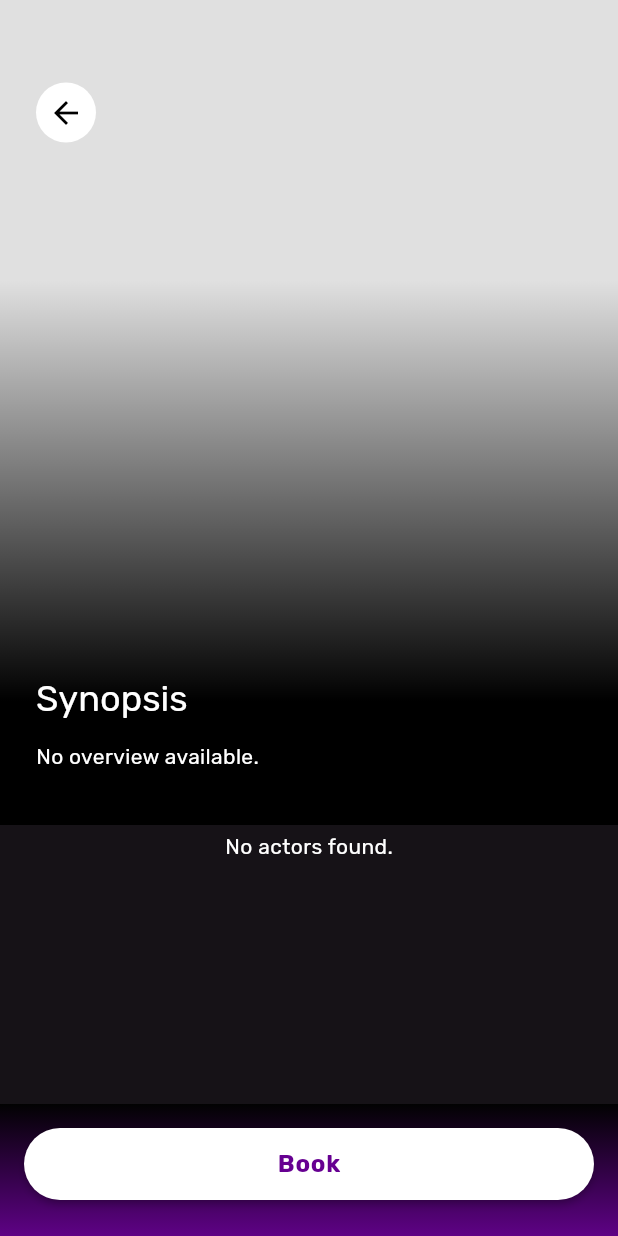
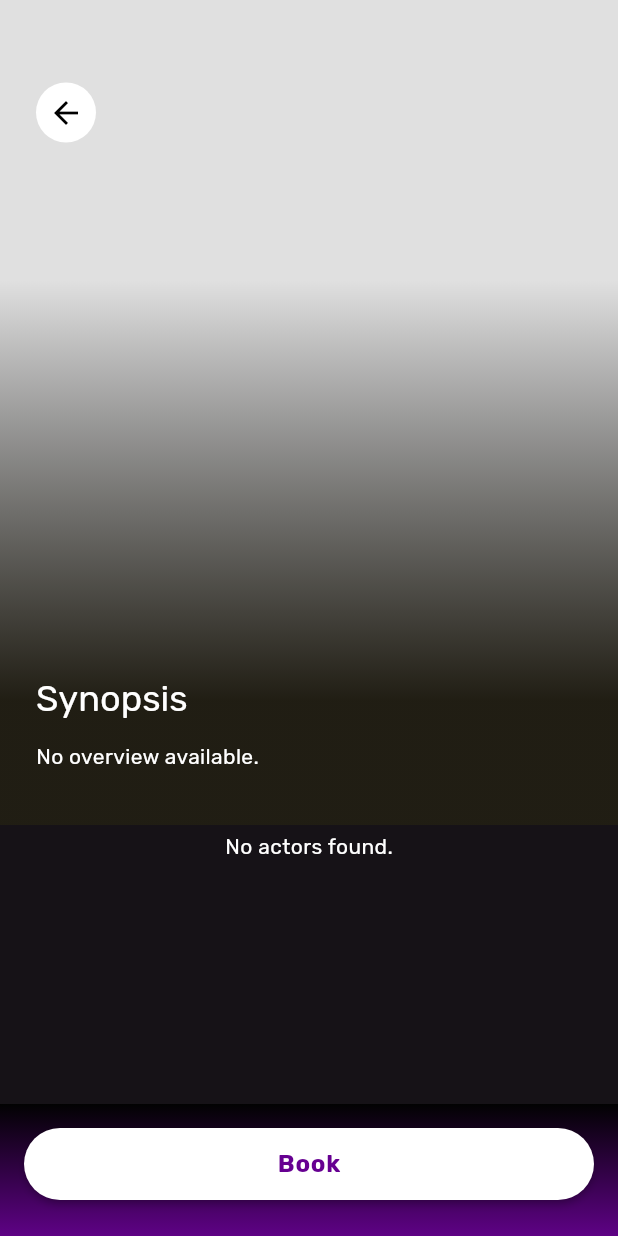
Before and after one commit to Padillahirpan/flutter-movie-base, a Flutter app: the MovieDetailPage screen opened directly with empty values, on a phone screen of 412 x 824 dp. Run offline on Flutter 3.47's test engine with Material 3 defaults, Android fonts, the light colour scheme and no system bars; our stand-ins replace cloud_firestore, dio, firebase_auth, firebase_core, firebase_storage, flutter_riverpod and 4 more; accounts and stored records are empty; generated files the repository leaves out were written again; network calls fail.

Commit message:
feat: update detail page

```diff
--- a/lib/presentation/pages/movie_detail_page/movie_detail_page.dart
+++ b/lib/presentation/pages/movie_detail_page/movie_detail_page.dart
@@ -3,9 +3,9 @@ import 'package:flutter/material.dart';
 import 'package:flutter_riverpod/flutter_riverpod.dart';
 import 'package:movie_app/domain/entities/movie.dart';
 import 'package:movie_app/domain/entities/movie_detail.dart';
+import 'package:movie_app/presentation/misc/constants.dart';
 import 'package:movie_app/presentation/misc/methods.dart';
 import 'package:movie_app/presentation/providers/router/router_provider.dart';
-
 import '../../providers/movie/movie_detail_provider.dart';
 import '../../widgets/adaptive_back_button.dart';
 import 'methods/book_button.dart';
@@ -121,12 +121,6 @@ class _MovieDetailPageState extends ConsumerState<MovieDetailPage> {
               },
             ),
           ),
-          // Padding(
-          //   padding: EdgeInsetsGeometry.all(16.0),
-          //   child: Text(
-          //     "${movieDetail.value?.overview ?? 'No overview available.'}",
-          //   ),
-          // ),
         ],
       ),
     );
@@ -191,7 +185,10 @@ class _Gradient extends StatelessWidget {
           begin: Alignment.topCenter,
           end: Alignment(0, 0.7),
           stops: const [0.4, 1.0],
-          colors: const [Colors.transparent, Colors.black],
+          colors: [
+            Colors.transparent,
+            onSurfaceColor.withAlpha((0.99 * 255).toInt()),
+          ],
         ),
       ),
     );
--- a/lib/presentation/providers/router/router_provider.dart
+++ b/lib/presentation/providers/router/router_provider.dart
@@ -1,5 +1,4 @@
 import 'package:go_router/go_router.dart';
-import 'package:movie_app/domain/entities/movie_detail.dart';
 import 'package:movie_app/presentation/pages/login_page/login_page.dart';
 import 'package:movie_app/presentation/pages/main_page/main_page.dart';
 import 'package:movie_app/presentation/pages/movie_detail_page/movie_detail_page.dart';
@@ -47,10 +46,6 @@ Raw<GoRouter> router(RouterRef ref) => GoRouter(
         final movie = state.extra as Movie;
         return MovieDetailPage(movie: movie);
       },
-      // builder: (context, state) {
-      //   final id = state.params['id'];
-      //   return MovieDetailPage(id: id);
-      // },
     ),
   ],
   initialLocation: '/splashscreen',
```
